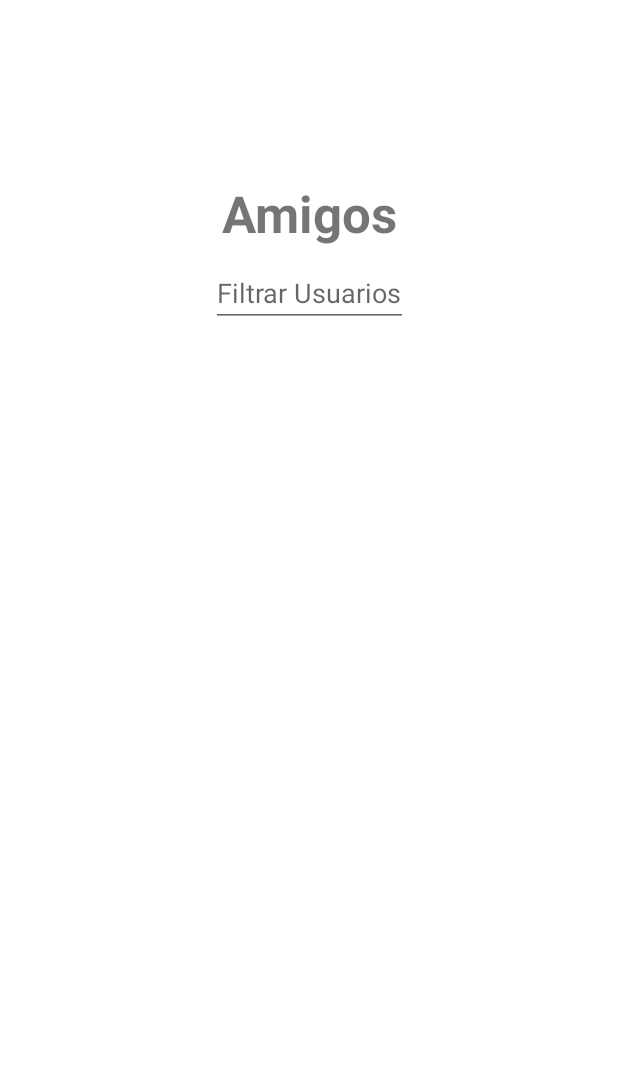
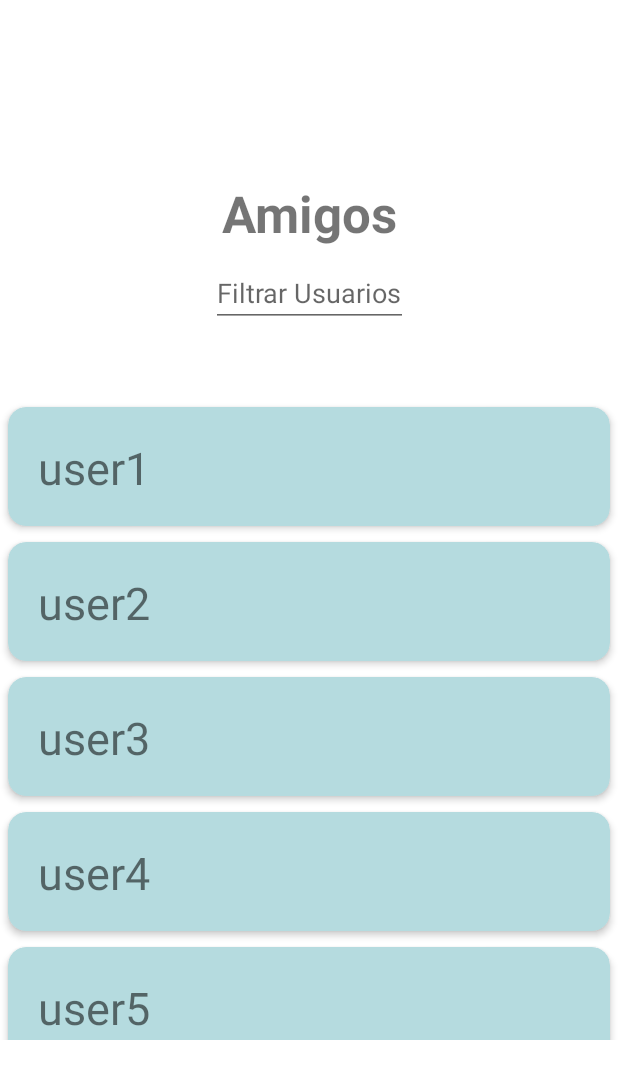
Before and after one commit to rafapavez98/ExplodingKittensApp, an Android app: the FriendFragment screen opened through its navigation route, on a phone screen of 412 x 824 dp. Shown: the top 1079 px of the screen. Run offline under Robolectric (Android 15) with nearby library versions, the phone set to English and light mode, and no system bars; our stand-ins replace data binding.

Commit message:
RecyclerView de Friends creado
Creado con fakedata, falta conectarlo al get de la api

```diff
--- a/app/src/main/java/com/example/explodingkittensapp/activities/MainActivity.kt
+++ b/app/src/main/java/com/example/explodingkittensapp/activities/MainActivity.kt
@@ -3,8 +3,10 @@ package com.example.explodingkittensapp.activities
 import androidx.appcompat.app.AppCompatActivity
 import android.os.Bundle
 import com.example.explodingkittensapp.databinding.ActivityMainBinding
+import com.example.explodingkittensapp.model.Friends
 
 var isLoggedIn = false
+val friends = Friends.createFriendList()
 
 class MainActivity : AppCompatActivity() {
 
@@ -16,24 +18,4 @@ class MainActivity : AppCompatActivity() {
         setContentView(binding.root)
 
     }
-/**  private fun getRetrofit(): Retrofit {
-        return Retrofit.Builder()
-            .baseUrl("https://exploding-kittens-api.herokuapp.com/")
-            .addConverterFactory(GsonConverterFactory.create())
-            .build()
-    }
-
-    private fun searchByName(query:String){
-        CoroutineScope(Dispatchers.IO).launch {
-            val call = getRetrofit().create(APIService::class.java).getUsers("users")
-            val users = call.body()
-            if(call.isSuccessful){
-                //mostrar
-            }else{
-                //no mostrar
-            }
-        }
-    }
-
-**/
 }
--- a/app/src/main/java/com/example/explodingkittensapp/friend/FriendFragment.kt
+++ b/app/src/main/java/com/example/explodingkittensapp/friend/FriendFragment.kt
@@ -1,25 +1,121 @@
 package com.example.explodingkittensapp.friend
 
 import android.os.Bundle
+import android.text.Editable
+import android.text.TextWatcher
 import androidx.fragment.app.Fragment
 import android.view.LayoutInflater
 import android.view.View
 import android.view.ViewGroup
+import android.widget.Toast
+import androidx.core.os.bundleOf
+import androidx.lifecycle.ViewModelProvider
+import androidx.navigation.fragment.findNavController
+import androidx.recyclerview.widget.GridLayoutManager
 import com.example.explodingkittensapp.R
+import com.example.explodingkittensapp.databinding.FragmentFriendsBinding
+import com.example.explodingkittensapp.model.Friend
+import com.example.explodingkittensapp.model.Friends
 
 
-class FriendFragment : Fragment() {
+class FriendFragment : Fragment(), FriendItemAdapter.ActionListener {
+
+    private lateinit var friendItemAdapter: FriendItemAdapter
+    private lateinit var viewModel: FriendViewModel
+    private val allFriends = Friends.createFriendList()
+    private var _binding: FragmentFriendsBinding? = null
+    private val binding get() = _binding!!
+
+    private var mLastClickTime = System.currentTimeMillis()
+    private val CLICK_TIME_INTERVAL: Long = 300
 
     override fun onCreateView(
-        inflater: LayoutInflater, container: ViewGroup?,
+        inflater: LayoutInflater,
+        container: ViewGroup?,
         savedInstanceState: Bundle?
     ): View? {
-        // Inflate the layout for this fragment
-        val view = inflater.inflate(R.layout.fragment_friends, container, false)
+        _binding = FragmentFriendsBinding.inflate(inflater, container, false)
+        viewModel = ViewModelProvider(this)[FriendViewModel::class.java]
 
+        return binding.root
+    }
 
+    override fun onViewCreated(view: View, savedInstanceState: Bundle?) {
+        super.onViewCreated(view, savedInstanceState)
+        viewModel.refresh()
 
-        return view
+        friendItemAdapter = FriendItemAdapter(mutableListOf(), this)
+
+        binding.friendViewModel = viewModel
+
+        binding.friendListView.apply {
+            layoutManager = GridLayoutManager(context, 1)
+            adapter = friendItemAdapter
+        }
+
+        observeViewModel()
+    }
+
+    private fun observeViewModel() {
+        viewModel.friendsLiveData.observe(viewLifecycleOwner) { friends ->
+            friends?.let {
+                binding.friendListView.visibility = View.VISIBLE
+                friendItemAdapter.updateFriends(friends)
+            }
+        }
+
+        viewModel.loadingLiveData.observe(viewLifecycleOwner) { isLoading ->
+            isLoading?.let {
+                if (it) {
+                    binding.friendListView.visibility = View.GONE
+                }
+            }
+
+        }
+    }
+
+    override fun onResume() {
+        super.onResume()
+        binding.editTextSearchFriend.addTextChangedListener(object: TextWatcher {
+            override fun afterTextChanged(p0: Editable?) {  }
+
+            override fun beforeTextChanged(p0: CharSequence?, p1: Int, p2: Int, p3: Int) { }
+
+            override fun onTextChanged(p0: CharSequence?, p1: Int, p2: Int, p3: Int) {
+                var searchText = p0.toString().lowercase()
+                filterFriends(searchText)
+            }
+        })
+    }
+
+    override fun onDestroy() {
+        super.onDestroy()
+        _binding = null
+    }
+
+    private fun filterFriends(searchText: String) {
+        val filteredFriends = allFriends.filter {
+            it.username!!
+                .lowercase()
+                .contains(searchText)
+        }
+
+        friendItemAdapter.updateFriends(filteredFriends)
+    }
+
+    override fun goToFriendDetails(friend: Friend) {
+        Toast.makeText(context, "hola! hiciste click en el ${friend.username}", Toast.LENGTH_LONG).show()
+
+        val now = System.currentTimeMillis()
+        if (now - mLastClickTime < CLICK_TIME_INTERVAL) {
+            return;
+        }
+
+        mLastClickTime = now;
+
+        val bundle = bundleOf("friendId" to friend.username.toString())
+
+        findNavController().navigate(R.id.action_friendsFragment_to_friendDetails, bundle)
     }
 
 }
--- a/app/src/main/java/com/example/explodingkittensapp/friend/FriendItemAdapter.kt
+++ b/app/src/main/java/com/example/explodingkittensapp/friend/FriendItemAdapter.kt
@@ -1,4 +1,64 @@
 package com.example.explodingkittensapp.friend
 
-class FriendItemAdapter {
+import android.annotation.SuppressLint
+import android.view.LayoutInflater
+import android.view.View
+import android.view.ViewGroup
+import android.widget.ImageView
+import android.widget.TextView
+import androidx.recyclerview.widget.RecyclerView
+import com.example.explodingkittensapp.R
+import com.example.explodingkittensapp.model.Friend
+
+class FriendItemAdapter(
+    private val friends: MutableList<Friend>,
+    private val actionListener: ActionListener
+) : RecyclerView.Adapter<FriendItemAdapter.ViewHolder>() {
+
+    inner class ViewHolder(itemView: View) : RecyclerView.ViewHolder(itemView) {
+
+        val friendName = itemView.findViewById<TextView>(R.id.userName)!!
+        val friendItem = itemView.findViewById<ViewGroup>(R.id.friendItem)!!
+    }
+
+    override fun onCreateViewHolder(parent: ViewGroup, viewType: Int): ViewHolder {
+
+        val context = parent.context
+
+        val inflater = LayoutInflater.from(context)
+
+        val friendView: View = inflater.inflate(R.layout.friend_item, parent, false)
+
+        return ViewHolder(friendView)
+    }
+
+    override fun onBindViewHolder(holder: ViewHolder, position: Int) {
+        val friend: Friend = friends[position]
+
+        val name = holder.friendName
+        val detailsButton = holder.friendItem
+
+        name.text = friend.username
+
+
+        detailsButton.setOnClickListener {
+            actionListener.goToFriendDetails(friend)
+        }
+    }
+
+    override fun getItemCount(): Int {
+        return friends.size
+    }
+
+    @SuppressLint("NotifyDataSetChanged")
+    fun updateFriends(newFriends: List<Friend>) {
+        friends.clear()
+
+        friends.addAll(newFriends)
+        notifyDataSetChanged()
+    }
+
+    interface ActionListener {
+        fun goToFriendDetails(friend: Friend)
+    }
 }
--- a/app/src/main/java/com/example/explodingkittensapp/friend/FriendViewModel.kt
+++ b/app/src/main/java/com/example/explodingkittensapp/friend/FriendViewModel.kt
@@ -1,4 +1,28 @@
 package com.example.explodingkittensapp.friend
 
-class FriendViewModel {
+import android.app.Application
+import androidx.lifecycle.AndroidViewModel
+import androidx.lifecycle.MutableLiveData
+import androidx.lifecycle.viewModelScope
+import com.example.explodingkittensapp.model.Friend
+import com.example.explodingkittensapp.model.Friends
+import kotlinx.coroutines.launch
+
+class FriendViewModel(application: Application): AndroidViewModel(application) {
+    private val allFriends = Friends.createFriendList()
+
+    internal val friendsLiveData = MutableLiveData<MutableList<Friend>>()
+    internal val loadingLiveData = MutableLiveData(true)
+
+    fun refresh() {
+        loadFriends()
+        loadingLiveData.value = false
+    }
+
+    private fun loadFriends() {
+        viewModelScope.launch {
+            friendsLiveData.postValue(allFriends.toMutableList())
+        }
+    }
+
 }
--- a/app/src/main/java/com/example/explodingkittensapp/model/Friend.kt
+++ b/app/src/main/java/com/example/explodingkittensapp/model/Friend.kt
@@ -1,7 +1,6 @@
 package com.example.explodingkittensapp.model
 
 open class Friend(
-    var id: String,
     var email: String,
     var username: String,
     var password: String,
--- a/app/src/main/java/com/example/explodingkittensapp/model/Friends.kt
+++ b/app/src/main/java/com/example/explodingkittensapp/model/Friends.kt
@@ -1,15 +1,14 @@
 package com.example.explodingkittensapp.model
 
 class Friends {
-
     companion object {
         fun createFriendList() : ArrayList<Friend> {
             val listafriends = ArrayList<Friend>()
-            listafriends.add(Friend("1", "a@a", "aa", "123", 0,100))
-            listafriends.add(Friend("2", "a@a", "aa", "123", 0,100))
-            listafriends.add(Friend("3", "a@a", "aa", "123", 0,100))
-            listafriends.add(Friend("4", "a@a", "aa", "123", 0,100))
-            listafriends.add(Friend("5", "a@a", "aa", "123", 0,100))
+            listafriends.add(Friend( "user1@gmail.com", "user1", "user1", 0,100))
+            listafriends.add(Friend( "user2@gmail.com", "user2", "user2", 0,100))
+            listafriends.add(Friend( "user3@gmail.com", "user3", "user3", 0,100))
+            listafriends.add(Friend( "user4@gmail.com", "user4", "user4", 0,100))
+            listafriends.add(Friend( "user5@gmail.com", "user5", "user5", 0,100))
 
             return listafriends
         }
--- a/app/src/main/res/layout/fragment_friends.xml
+++ b/app/src/main/res/layout/fragment_friends.xml
@@ -13,7 +13,7 @@
 
         android:layout_width="match_parent"
         android:layout_height="match_parent"
-        tools:context="\FriendFragment">
+        tools:context=".friend.FriendFragment">
 
         <androidx.constraintlayout.widget.Guideline
             android:id="@+id/guideline7"
--- a/app/src/main/res/layout/friend_detail_fragment.xml
+++ b/app/src/main/res/layout/friend_details_fragment.xml
@@ -57,7 +57,7 @@
         android:layout_marginStart="10dp"
         android:layout_marginEnd="10dp"
         android:layout_marginBottom="16dp"
-        android:text="Time"
+        android:text="Winrate"
         android:textSize="20sp"
         app:layout_constraintEnd_toEndOf="parent"
         app:layout_constraintHorizontal_bias="0.0"
--- a/app/src/main/res/navigation/my_nav.xml
+++ b/app/src/main/res/navigation/my_nav.xml
@@ -71,7 +71,11 @@
         android:id="@+id/friendsFragment"
         android:name="com.example.explodingkittensapp.friend.FriendFragment"
         android:label="fragment_friends"
-        tools:layout="@layout/fragment_friends" />
+        tools:layout="@layout/fragment_friends" >
+        <action
+            android:id="@+id/action_friendsFragment_to_friendDetails"
+            app:destination="@id/friendDetails" />
+    </fragment>
     <fragment
         android:id="@+id/joinGameFragment"
         android:name="com.example.explodingkittensapp.JoinGameFragment"
@@ -82,4 +86,13 @@
         android:name="com.example.explodingkittensapp.MyGamesFragment"
         android:label="fragment_my_games"
         tools:layout="@layout/fragment_my_games" />
+    <fragment
+        android:id="@+id/friendDetails"
+        android:name="com.example.explodingkittensapp.friend.FriendDetails"
+        tools:layout="@layout/friend_details_fragment" >
+        <argument
+            android:name="friendId"
+            android:defaultValue="Friend"
+            app:argType="string" />
+    </fragment>
 </navigation>
```
Also changed, not shown: app/src/main/java/com/example/explodingkittensapp/friend/FriendDetails.kt (+44 -1 lines).
